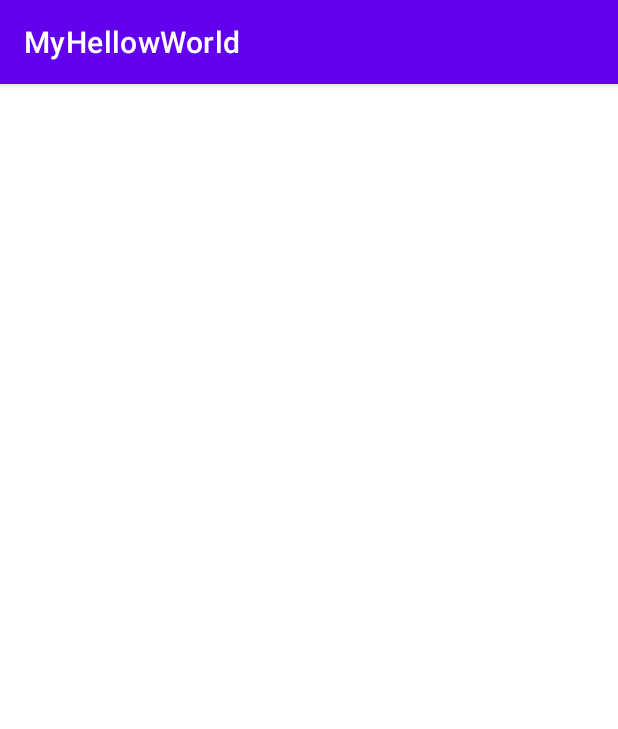
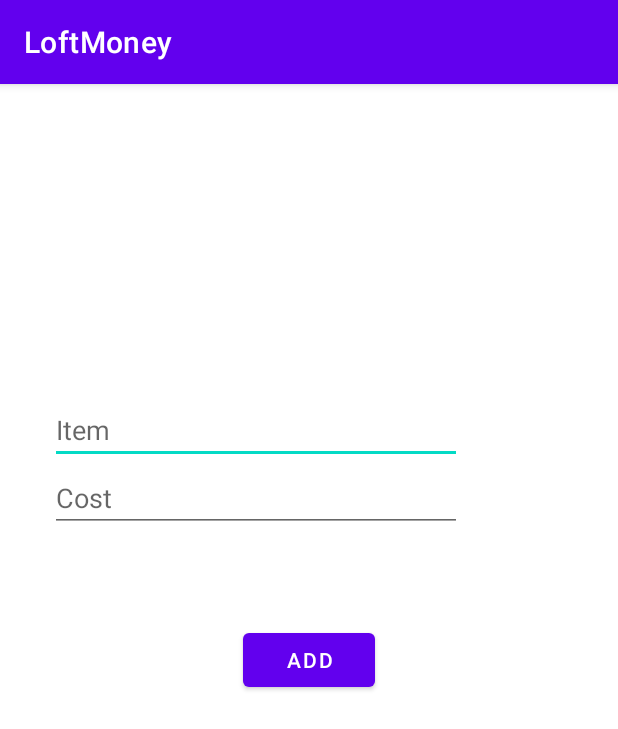
Before and after one commit to ChuevVladimir/Myhelloworld, an Android app: the screen it shows after launch (SecondActivity before the commit, AddItemActivity after it), after a tap on "Hello World!", on a phone screen of 412 x 824 dp. Shown: the top 729 px of the screen. Run offline under Robolectric (Android 15) with nearby library versions, the phone set to English and light mode, and no system bars.

Commit message:
добавляет активити AddItem

```diff
--- a/app/src/main/AndroidManifest.xml
+++ b/app/src/main/AndroidManifest.xml
@@ -10,6 +10,7 @@
         android:supportsRtl="true"
         android:theme="@style/Theme.MyHellowWorld">
         <activity android:name=".SecondActivity"></activity>
+        <activity android:name=".AddItemActivity"></activity>
         <activity android:name=".MainActivity">
             <intent-filter>
                 <action android:name="android.intent.action.MAIN" />
--- /dev/null
+++ b/app/src/main/java/com/chuev/myhellowworld/AddItemActivity.java
@@ -0,0 +1,14 @@
+package com.chuev.myhellowworld;
+
+import android.os.Bundle;
+
+import androidx.annotation.Nullable;
+import androidx.appcompat.app.AppCompatActivity;
+
+public class AddItemActivity extends AppCompatActivity {
+    @Override
+    protected void onCreate(@Nullable Bundle savedInstanceState) {
+        super.onCreate(savedInstanceState);
+        setContentView(R.layout.activity_add_item);
+    }
+}
--- a/app/src/main/java/com/chuev/myhellowworld/MainActivity.java
+++ b/app/src/main/java/com/chuev/myhellowworld/MainActivity.java
@@ -16,8 +16,8 @@ public class MainActivity extends AppCompatActivity {
         findViewById(R.id.btnClick).setOnClickListener(new View.OnClickListener() {
             @Override
             public void onClick(View v) {
-                Intent newActivity = new Intent(getApplicationContext(), SecondActivity.class);
-                newActivity.putExtra("COST_ID",1);
+                Intent newActivity = new Intent(getApplicationContext(), AddItemActivity.class);
+
                 startActivity(newActivity);
             }
         });
--- a/app/src/main/java/com/chuev/myhellowworld/SecondActivity.java
+++ b/app/src/main/java/com/chuev/myhellowworld/SecondActivity.java
@@ -12,6 +12,6 @@ public class SecondActivity extends AppCompatActivity {
         super.onCreate(savedInstanceState);
         setContentView(R.layout.activity_second);
         int cost_id= getIntent().getIntExtra("COST_ID",0);
-        Log.e("TAG","COST_ID = "+cost_id);
+        Log.e("TAG","COST_ID = "+cost_id); // 1!
     }
 }
--- /dev/null
+++ b/app/src/main/res/layout/activity_add_item.xml
@@ -0,0 +1,38 @@
+<?xml version="1.0" encoding="utf-8"?>
+<RelativeLayout xmlns:android="http://schemas.android.com/apk/res/android"
+    android:orientation="vertical" android:layout_width="match_parent"
+    android:layout_height="match_parent">
+    <LinearLayout
+        android:orientation="vertical"
+        android:layout_width="match_parent"
+        android:layout_height="wrap_content"
+        android:paddingStart="33dp"
+        android:paddingEnd="104dp"
+        android:layout_above="@+id/add_button"
+        android:layout_marginBottom="61dp"
+      >
+    <EditText
+    android:layout_width="match_parent"
+    android:layout_height="wrap_content"
+    android:hint="@string/edittext_item_hint"
+
+    ></EditText>
+
+    <EditText
+    android:layout_width="match_parent"
+    android:layout_height="wrap_content"
+    android:hint="@string/edittext_cost_hint"
+
+    > </EditText>
+
+    </LinearLayout>
+    <Button
+        android:layout_width="wrap_content"
+        android:layout_height="wrap_content"
+        android:text="@string/button_add_text"
+        android:id="@+id/add_button"
+        android:background="@null"
+        android:layout_centerHorizontal="true"
+        android:layout_centerVertical="true"
+        ></Button>
+</RelativeLayout>
--- a/app/src/main/res/values/strings.xml
+++ b/app/src/main/res/values/strings.xml
@@ -1,3 +1,6 @@
 <resources>
-    <string name="app_name">MyHellowWorld</string>
+    <string name="app_name">LoftMoney</string>
+    <string name="edittext_item_hint">Item</string>
+    <string name="edittext_cost_hint">Cost</string>
+    <string name="button_add_text">Add</string>
 </resources>
```
Also changed, not shown: 1 other file.
